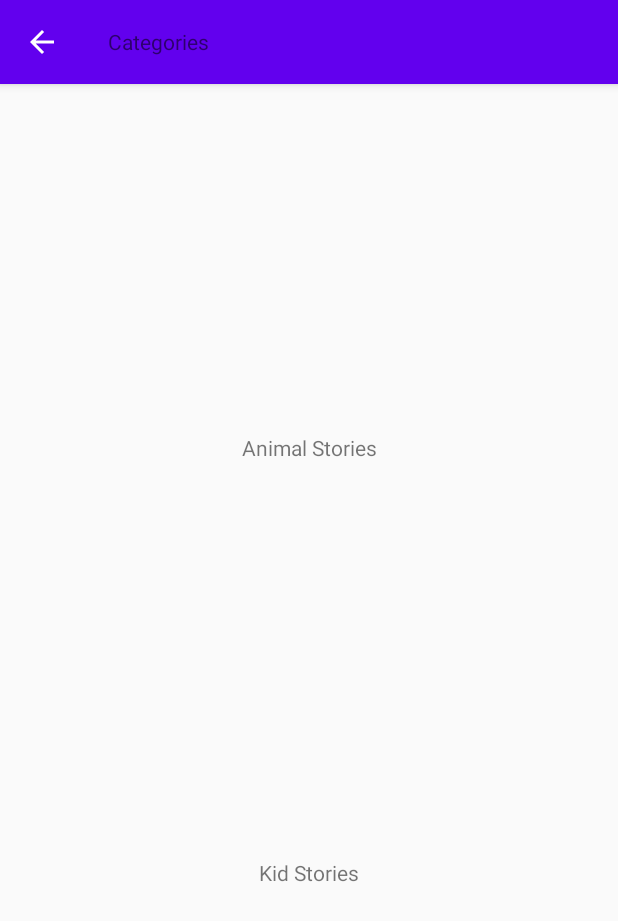
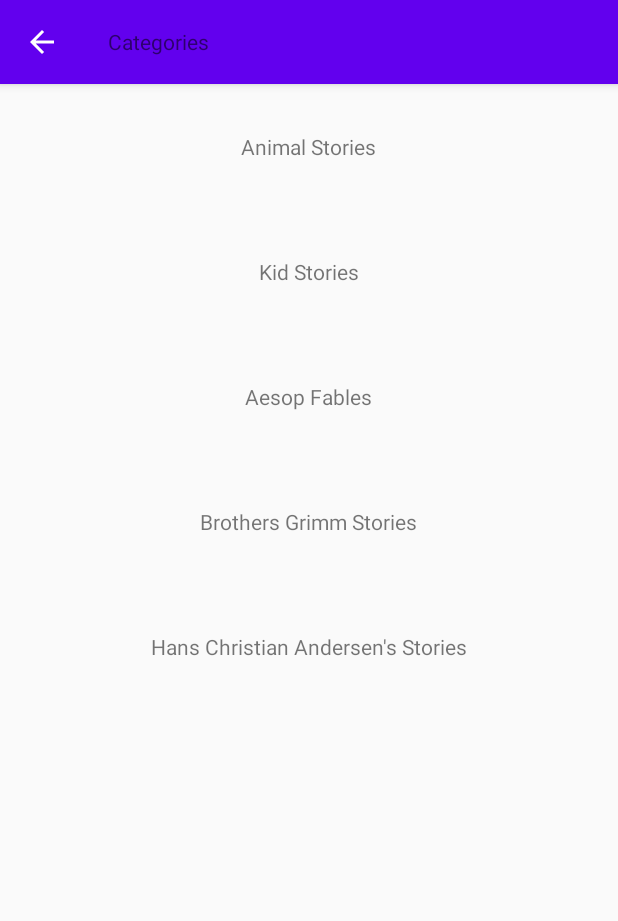
Before and after one commit to sTsaturian/BedtimeStories, an Android app: the screen it shows after launch (CategoryActivity), after a tap on "CATEGORIES", on a phone screen of 412 x 824 dp. Shown: the top 921 px of the screen. Run offline under Robolectric (Android 15) with nearby library versions, the phone set to English and light mode, and no system bars.

Commit message:
Refactored activity_category.xml layout. Added new categories.

```diff
--- a/app/src/main/java/com/example/android/bedtimestories/CategoryActivity.java
+++ b/app/src/main/java/com/example/android/bedtimestories/CategoryActivity.java
@@ -51,5 +51,35 @@ public class CategoryActivity extends AppCompatActivity {
                 startActivity(intent);
             }
         });
+
+        TextView aesopView = findViewById(R.id.aesopCategory);
+        aesopView.setOnClickListener(new View.OnClickListener() {
+            @Override
+            public void onClick(View view) {
+                Intent intent = new Intent(CategoryActivity.this, StoryListActivity.class);
+                intent.putExtra("categoryName", "Aesop Fables");
+                startActivity(intent);
+            }
+        });
+
+        TextView grimmView = findViewById(R.id.grimmCategory);
+        grimmView.setOnClickListener(new View.OnClickListener() {
+            @Override
+            public void onClick(View view) {
+                Intent intent = new Intent(CategoryActivity.this, StoryListActivity.class);
+                intent.putExtra("categoryName", "Brothers Grimm Stories");
+                startActivity(intent);
+            }
+        });
+
+        TextView andersenView = findViewById(R.id.andersenCategory);
+        andersenView.setOnClickListener(new View.OnClickListener() {
+            @Override
+            public void onClick(View view) {
+                Intent intent = new Intent(CategoryActivity.this, StoryListActivity.class);
+                intent.putExtra("categoryName", "Andersen Stories");
+                startActivity(intent);
+            }
+        });
     }
 }
--- a/app/src/main/java/com/example/android/bedtimestories/StoryUtils.java
+++ b/app/src/main/java/com/example/android/bedtimestories/StoryUtils.java
@@ -20,9 +20,11 @@ import static android.preference.PreferenceManager.getDefaultSharedPreferences;
 
 public class StoryUtils {
 
-    private static int[] animalIDs = {0, 1, 2, 3, 4, 5, 6, 7, 8, 9, 10, 11, 12, 13, 14, 15, 16,
-    17, 18, 19, 20, 21, 22, 23, 24, 25, 26, 27, 28, 29};
-    private static int[] kidIDs = {1, 4, 10};
+    private static int[] animalIDs = {2, 3, 4, 6, 10};
+    private static int[] kidIDs = {};
+    private static int[] aesopIDs = {0, 1, 2, 3, 4, 5, 6};
+    private static int[] grimmIDs = {7, 8, 9, 10};
+    private static int[] andersenIDs = {11, 12, 13, 14, 15, 16, 17};
 
     private static ArrayList<Story> allStories;
 
@@ -85,6 +87,9 @@ public class StoryUtils {
         int[] idList = new int[0];
         if (categoryName.equals("Animal Stories")) idList = animalIDs;
         else if (categoryName.equals("Kid Stories")) idList = kidIDs;
+        else if (categoryName.equals("Aesop Fables")) idList = aesopIDs;
+        else if (categoryName.equals("Brothers Grimm Stories")) idList = grimmIDs;
+        else if (categoryName.equals("Andersen Stories")) idList = andersenIDs;
 
         for (int ID : idList) {
             categoryStoryList.add(allStories.get(ID));
--- a/app/src/main/res/layout/activity_category.xml
+++ b/app/src/main/res/layout/activity_category.xml
@@ -1,9 +1,10 @@
 <?xml version="1.0" encoding="utf-8"?>
-<androidx.constraintlayout.widget.ConstraintLayout xmlns:android="http://schemas.android.com/apk/res/android"
+<LinearLayout xmlns:android="http://schemas.android.com/apk/res/android"
     xmlns:app="http://schemas.android.com/apk/res-auto"
     xmlns:tools="http://schemas.android.com/tools"
     android:layout_width="match_parent"
-    android:layout_height="match_parent">
+    android:layout_height="match_parent"
+    android:orientation="vertical">
 
     <TextView
         android:id="@+id/animalsCategory"
@@ -12,11 +13,9 @@
         android:layout_marginTop="16dp"
         android:layout_marginBottom="16dp"
         android:padding="16dp"
+        android:layout_gravity="center"
         android:text="Animal Stories"
-        app:layout_constraintBottom_toTopOf="@id/kidsCategory"
-        app:layout_constraintEnd_toEndOf="parent"
-        app:layout_constraintStart_toStartOf="parent"
-        app:layout_constraintTop_toTopOf="parent" />
+    />
 
     <TextView
         android:id="@+id/kidsCategory"
@@ -25,10 +24,41 @@
         android:layout_marginTop="16dp"
         android:layout_marginBottom="16dp"
         android:padding="16dp"
+        android:layout_gravity="center"
         android:text="Kid Stories"
-        app:layout_constraintBottom_toBottomOf="parent"
-        app:layout_constraintEnd_toEndOf="parent"
-        app:layout_constraintStart_toStartOf="parent"
-        app:layout_constraintTop_toBottomOf="@id/animalsCategory" />
+    />
 
-</androidx.constraintlayout.widget.ConstraintLayout>
+    <TextView
+        android:id="@+id/aesopCategory"
+        android:layout_width="wrap_content"
+        android:layout_height="wrap_content"
+        android:layout_marginTop="16dp"
+        android:layout_marginBottom="16dp"
+        android:padding="16dp"
+        android:layout_gravity="center"
+        android:text="Aesop Fables"
+        />
+
+    <TextView
+        android:id="@+id/grimmCategory"
+        android:layout_width="wrap_content"
+        android:layout_height="wrap_content"
+        android:layout_marginTop="16dp"
+        android:layout_marginBottom="16dp"
+        android:padding="16dp"
+        android:layout_gravity="center"
+        android:text="Brothers Grimm Stories"
+        />
+
+    <TextView
+        android:id="@+id/andersenCategory"
+        android:layout_width="wrap_content"
+        android:layout_height="wrap_content"
+        android:layout_marginTop="16dp"
+        android:layout_marginBottom="16dp"
+        android:padding="16dp"
+        android:layout_gravity="center"
+        android:text="Hans Christian Andersen's Stories"
+        />
+
+</LinearLayout>
```
